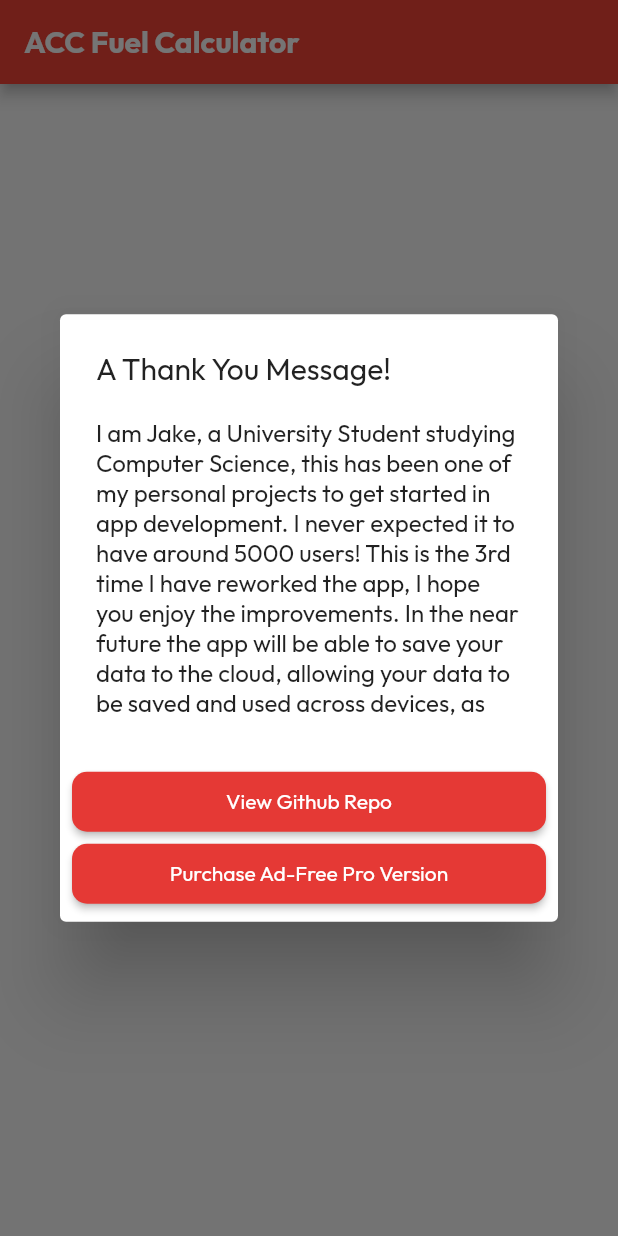
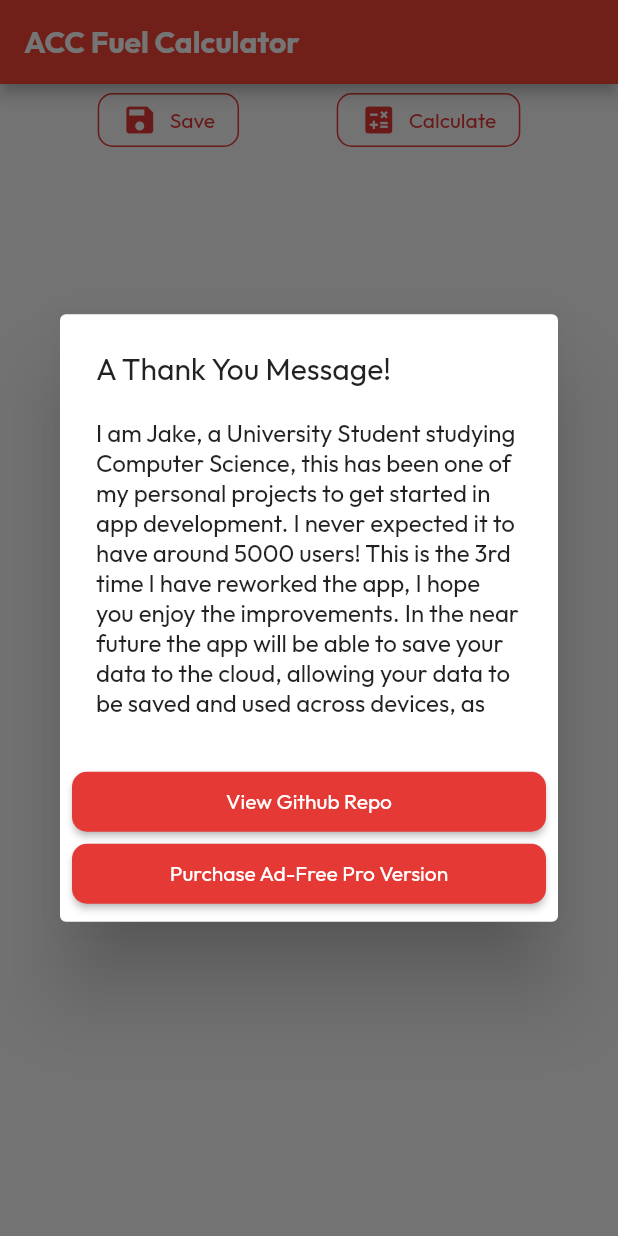
Before and after one commit to IntuitionLabsDevelopment/acc_fuel_app_flutter, a Flutter app: the screen it shows after launch, on a phone screen of 412 x 824 dp. Run offline on Flutter 3.47's test engine with Material 2 defaults, Android fonts, the phone set to English and light mode, and no system bars; our stand-ins replace in_app_review, shared_preferences.

Commit message:
Calculate and save button

```diff
--- a/lib/main.dart
+++ b/lib/main.dart
@@ -1,7 +1,10 @@
 import 'package:acc_fuel_app_flutter/config/dark_theme.dart';
 import 'package:acc_fuel_app_flutter/config/light_theme.dart';
+import 'package:acc_fuel_app_flutter/modules/screens/calculator_screen.dart';
 import 'package:acc_fuel_app_flutter/utils/ui/app_dialogs.dart';
+import 'package:acc_fuel_app_flutter/widgets/calculate_button.dart';
 import 'package:acc_fuel_app_flutter/widgets/full_width_elevated_button.dart';
+import 'package:acc_fuel_app_flutter/widgets/save_button.dart';
 import 'package:flutter/material.dart';
 import 'package:acc_fuel_app_flutter/utils/helpers/v2_to_v3_migrator.dart';
 
@@ -55,18 +58,6 @@ class _MyHomePageState extends State<MyHomePage> {
             style: const TextStyle(fontWeight: FontWeight.bold),
           ),
         ),
-        body: Center(
-          child: Column(
-            mainAxisAlignment: MainAxisAlignment.center,
-            crossAxisAlignment: CrossAxisAlignment.center,
-            children: [
-              OutlinedButton.icon(
-                onPressed: () {},
-                icon: const Icon(Icons.save),
-                label: const Text('Save'),
-              )
-            ],
-          ),
-        ));
+        body: calculatorScreen());
   }
 }
--- a/lib/modules/screens/calculator_screen.dart
+++ b/lib/modules/screens/calculator_screen.dart
@@ -0,0 +1,20 @@
+import 'package:acc_fuel_app_flutter/widgets/calculate_button.dart';
+import 'package:acc_fuel_app_flutter/widgets/save_button.dart';
+import 'package:flutter/material.dart';
+
+Widget calculatorScreen() {
+  return Center(
+    child: Column(
+      crossAxisAlignment: CrossAxisAlignment.center,
+      children: [
+        Row(
+          mainAxisAlignment: MainAxisAlignment.spaceEvenly,
+          children: [
+            saveButton(onPressed: () {}),
+            calculateButton(onPressed: () {}),
+          ],
+        )
+      ],
+    ),
+  );
+}
--- /dev/null
+++ b/lib/widgets/calculate_button.dart
@@ -0,0 +1,13 @@
+import 'package:flutter/material.dart';
+
+Widget calculateButton({
+  Key? key,
+  required VoidCallback? onPressed,
+}) {
+  return OutlinedButton.icon(
+    key: key,
+    onPressed: onPressed,
+    icon: const Icon(Icons.calculate),
+    label: const Text('Calculate'),
+  );
+}
```
Also changed, not shown: lib/widgets/save_button.dart (added, +13 -0 lines).
